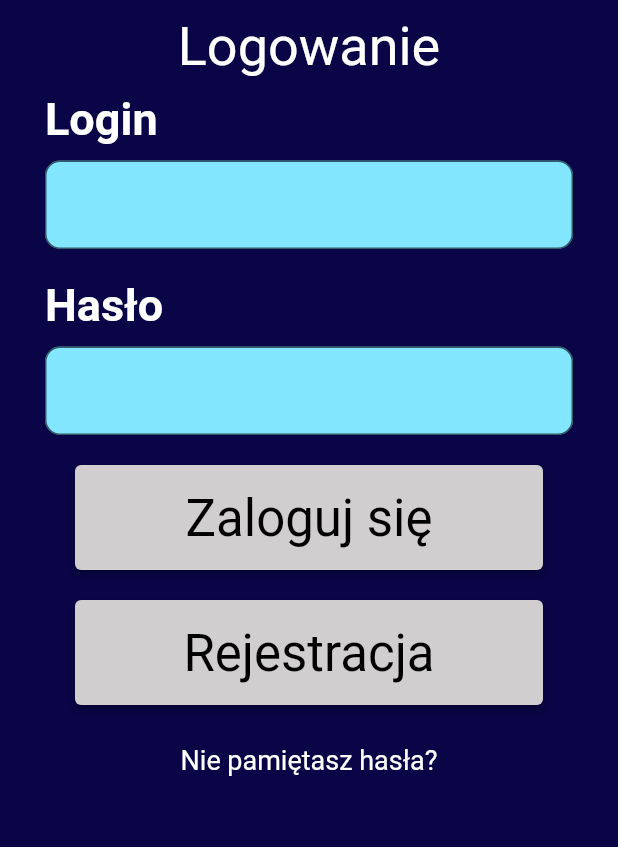
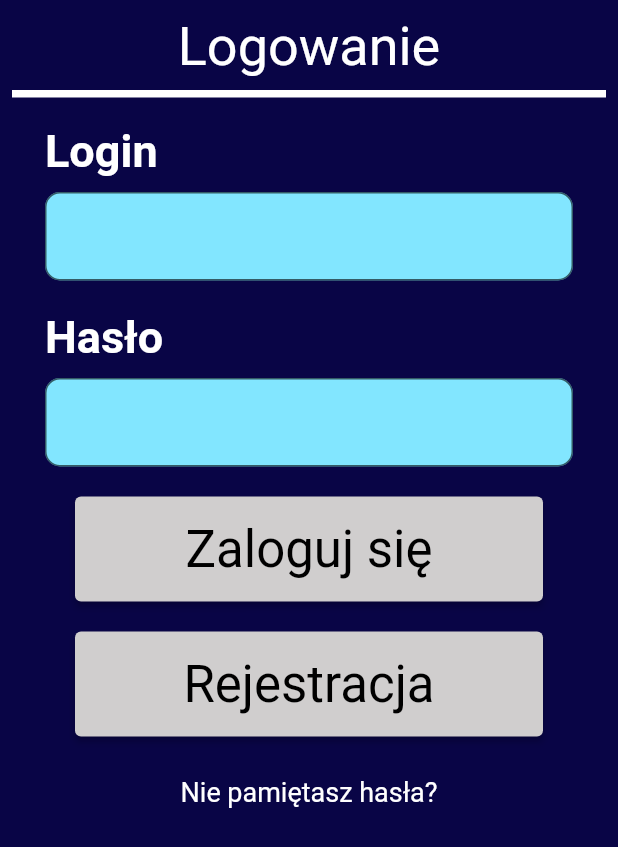
Before and after one commit to Wojberni/interactive-learning, a Flutter app: the screen it shows after launch, on a phone screen of 412 x 824 dp. Shown: the top 847 px of the screen. Run offline on Flutter 3.47's test engine with Material 2 defaults, Android fonts, the light colour scheme and no system bars; our stand-ins replace flutter_dotenv; missing offline and left inert: learning_api.

Commit message:
Added an underline for header in login/register

```diff
--- a/mobile/lib/login_register/custom_layout_header.dart
+++ b/mobile/lib/login_register/custom_layout_header.dart
@@ -22,6 +22,16 @@ class CustomHeaderLoginRegister extends StatelessWidget {
             ),
           ),
         ),
+        const Padding(
+          padding: EdgeInsets.all(8.0),
+          child: SizedBox(
+            height: 5,
+            width: double.infinity,
+            child: DecoratedBox(
+              decoration: BoxDecoration(color: Colors.white),
+            ),
+          ),
+        ),
       ],
     );
   }
```
